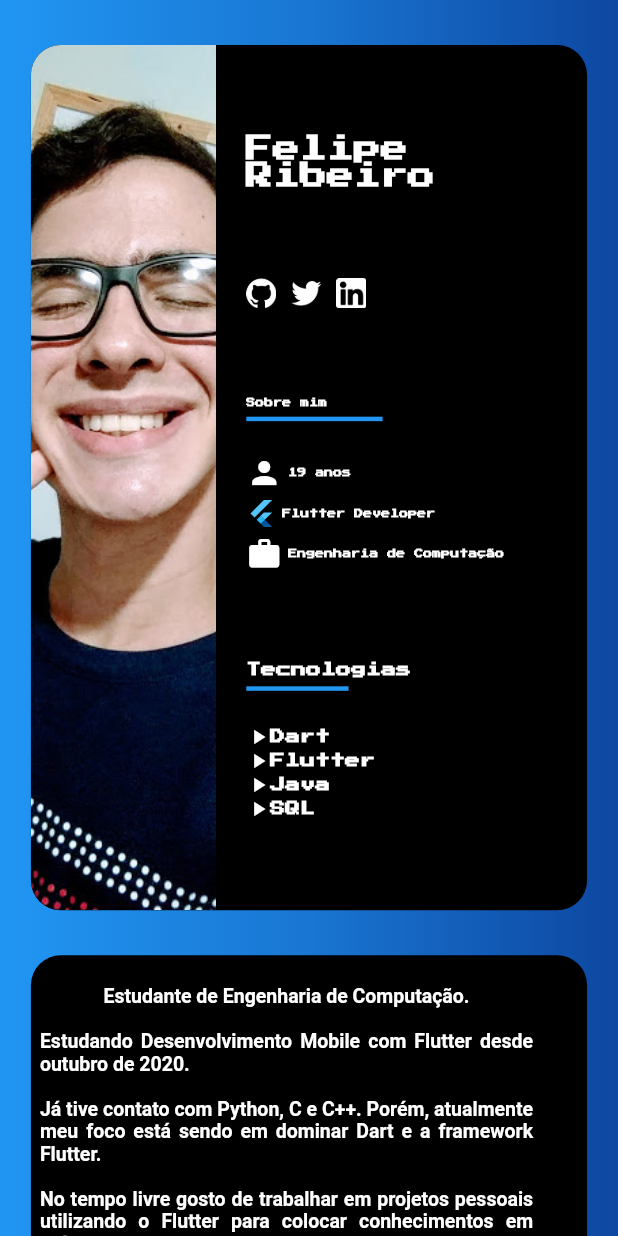
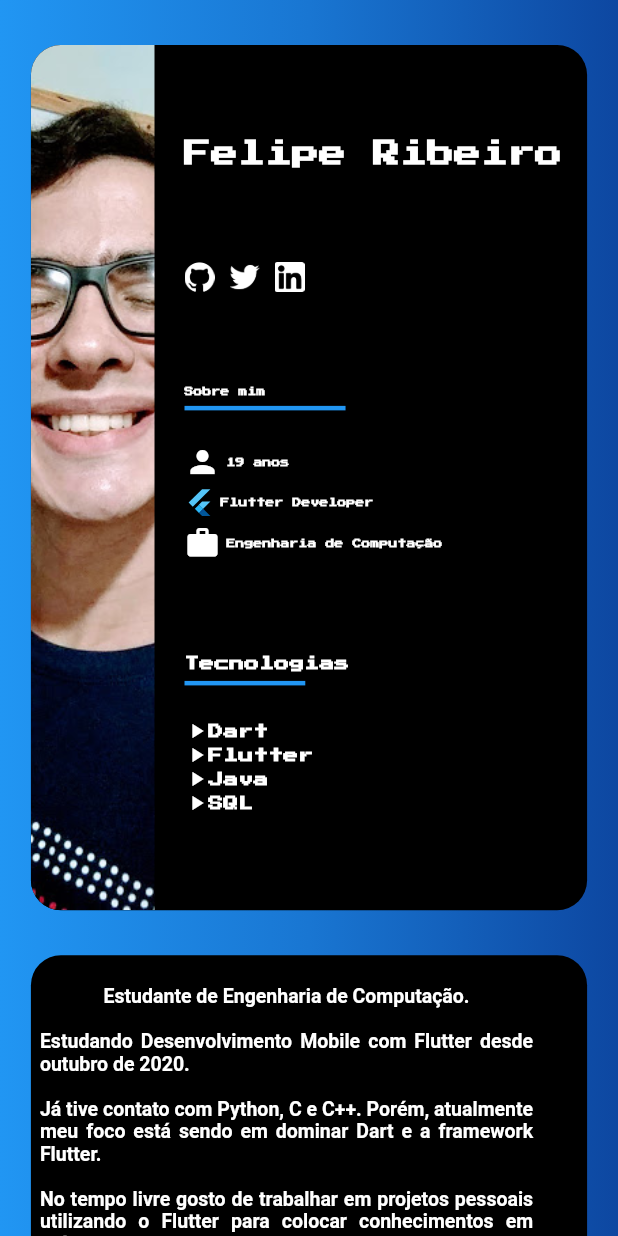
Before and after one commit to feliper2002/portfolio_dev, a Flutter app: the screen it shows after launch, on a phone screen of 412 x 824 dp. Run offline on Flutter 3.47's test engine with Material 2 defaults, Android fonts, the phone set to English and light mode, and no system bars; our stand-ins replace google_fonts; missing offline and left inert: dart:html.

Commit message:
fix responsive design

```diff
--- /dev/null
+++ b/lib/shared/constants/app_consts.dart
@@ -0,0 +1,8 @@
+import 'package:flutter/cupertino.dart';
+import 'package:flutter/material.dart';
+
+List<Color> backgroundColorsGradient = [
+  Colors.blue,
+  Colors.blue[700],
+  Colors.blue[900],
+];
--- /dev/null
+++ b/lib/shared/widgets/main_body.dart
@@ -0,0 +1,35 @@
+import 'package:feliper_developer/shared/styles/textStyles.dart';
+import '../../shared/widgets/info.dart';
+import '../../shared/widgets/socialmedia_icons.dart';
+import '../../shared/widgets/technologies.dart';
+import 'package:flutter/material.dart';
+import 'about_me.dart';
+
+class MainBody extends StatelessWidget {
+  final BoxConstraints constraints;
+
+  const MainBody({Key key, this.constraints}) : super(key: key);
+
+  @override
+  Widget build(BuildContext context) {
+    return Expanded(
+      child: Row(
+        children: [
+          Expanded(
+            child: Column(
+              mainAxisAlignment: MainAxisAlignment.spaceEvenly,
+              crossAxisAlignment: CrossAxisAlignment.start,
+              children: [
+                Text('Felipe Ribeiro', style: myNameStyle),
+                SocialMedia(mobile: false),
+                AboutMe(mobile: false),
+                Technologies(),
+              ],
+            ),
+          ),
+          myInfo(constraints, mobile: false),
+        ],
+      ),
+    );
+  }
+}
--- /dev/null
+++ b/lib/shared/widgets/profilepic.dart
@@ -0,0 +1,28 @@
+import 'package:flutter/material.dart';
+
+class ProfilePic extends StatelessWidget {
+  final BoxConstraints constraints;
+
+  const ProfilePic({Key key, this.constraints}) : super(key: key);
+
+  @override
+  Widget build(BuildContext context) {
+    return Container(
+      margin: EdgeInsets.only(right: 20),
+      height: constraints.maxHeight,
+      width: constraints.maxWidth * .2,
+      decoration: BoxDecoration(
+        borderRadius: BorderRadius.only(
+          topLeft: Radius.circular(20),
+          bottomLeft: Radius.circular(20),
+        ),
+        image: DecorationImage(
+          image: AssetImage(
+            'assets/profilepic.jpeg',
+          ),
+          fit: BoxFit.cover,
+        ),
+      ),
+    );
+  }
+}
--- a/lib/views/home/home.dart
+++ b/lib/views/home/home.dart
@@ -1,10 +1,8 @@
-import 'package:feliper_developer/shared/widgets/info.dart';
-import 'package:feliper_developer/shared/widgets/technologies.dart';
+import 'package:feliper_developer/shared/constants/app_consts.dart';
 import 'package:feliper_developer/views/mobile/mobile_home.dart';
-import 'package:feliper_developer/views/widgets/about_me.dart';
-import '../../shared/styles/textStyles.dart';
+import '../../shared/widgets/main_body.dart';
+import '../../shared/widgets/profilepic.dart';
 import 'package:flutter/material.dart';
-import '../../shared/widgets/socialmedia_icons.dart';
 
 class HomePage extends StatefulWidget {
   @override
@@ -12,14 +10,11 @@ class HomePage extends StatefulWidget {
 }
 
 class _HomePageState extends State<HomePage> {
-  bool android;
-  bool desktop;
-
   @override
   Widget build(BuildContext context) {
     return Scaffold(
       body: LayoutBuilder(builder: (context, constraints) {
-        print(constraints.maxWidth.toString()); // 1366 ---- 811
+        print(constraints.maxWidth.toString());
         return Container(
           height: constraints.maxHeight,
           width: constraints.maxWidth,
@@ -27,14 +22,10 @@ class _HomePageState extends State<HomePage> {
             gradient: LinearGradient(
               begin: Alignment.centerLeft,
               end: Alignment.centerRight,
-              colors: [
-                Colors.blue,
-                Colors.blue[700],
-                Colors.blue[900],
-              ],
+              colors: backgroundColorsGradient,
             ),
           ),
-          child: (constraints.maxWidth > 1070)
+          child: (constraints.maxWidth > 1060)
               ? Center(
                   child: Container(
                     height: constraints.maxHeight * .7,
@@ -46,43 +37,8 @@ class _HomePageState extends State<HomePage> {
                     child: Row(
                       mainAxisAlignment: MainAxisAlignment.start,
                       children: [
-                        Container(
-                          margin: EdgeInsets.only(right: 20),
-                          height: constraints.maxHeight,
-                          width: constraints.maxWidth * .2,
-                          decoration: BoxDecoration(
-                            borderRadius: BorderRadius.only(
-                              topLeft: Radius.circular(20),
-                              bottomLeft: Radius.circular(20),
-                            ),
-                            image: DecorationImage(
-                              image: AssetImage(
-                                'assets/profilepic.jpeg',
-                              ),
-                              fit: BoxFit.cover,
-                            ),
-                          ),
-                        ),
-                        Expanded(
-                          child: Row(
-                            children: [
-                              Expanded(
-                                child: Column(
-                                  mainAxisAlignment:
-                                      MainAxisAlignment.spaceEvenly,
-                                  crossAxisAlignment: CrossAxisAlignment.start,
-                                  children: [
-                                    Text('Felipe Ribeiro', style: myNameStyle),
-                                    SocialMedia(mobile: false),
-                                    AboutMe(mobile: false),
-                                    Technologies(),
-                                  ],
-                                ),
-                              ),
-                              myInfo(constraints, mobile: false),
-                            ],
-                          ),
-                        ),
+                        ProfilePic(constraints: constraints),
+                        MainBody(constraints: constraints),
                       ],
                     ),
                   ),
--- /dev/null
+++ b/lib/views/mobile/main_mobile_body.dart
@@ -0,0 +1,23 @@
+import 'package:feliper_developer/shared/styles/textStyles.dart';
+import 'package:feliper_developer/shared/widgets/about_me.dart';
+import 'package:feliper_developer/shared/widgets/socialmedia_icons.dart';
+import 'package:feliper_developer/shared/widgets/technologies.dart';
+import 'package:flutter/material.dart';
+
+class MainMobileBody extends StatelessWidget {
+  @override
+  Widget build(BuildContext context) {
+    return Expanded(
+      child: Column(
+        mainAxisAlignment: MainAxisAlignment.spaceEvenly,
+        crossAxisAlignment: CrossAxisAlignment.start,
+        children: [
+          Text('Felipe Ribeiro', style: myNameStyleMobile),
+          SocialMedia(mobile: true),
+          AboutMe(mobile: true),
+          Technologies(),
+        ],
+      ),
+    );
+  }
+}
--- a/lib/views/mobile/mobile_home.dart
+++ b/lib/views/mobile/mobile_home.dart
@@ -1,10 +1,10 @@
-import 'package:feliper_developer/shared/styles/textStyles.dart';
-import 'package:feliper_developer/shared/widgets/info.dart';
-import 'package:feliper_developer/shared/widgets/socialmedia_icons.dart';
-import 'package:feliper_developer/shared/widgets/technologies.dart';
+import 'package:feliper_developer/shared/constants/app_consts.dart';
+import 'package:feliper_developer/views/mobile/main_mobile_body.dart';
+import 'package:feliper_developer/shared/widgets/profilepic.dart';
 import 'package:feliper_developer/views/home/home.dart';
-import 'package:feliper_developer/views/widgets/about_me.dart';
 import 'package:flutter/material.dart';
+
+import 'mobile_info_col.dart';
 
 class MobileHome extends StatefulWidget {
   @override
@@ -12,13 +12,13 @@ class MobileHome extends StatefulWidget {
 }
 
 class _MobileHomeState extends State<MobileHome> {
-  bool mobileC = true;
+  bool mobile = true;
 
   @override
   Widget build(BuildContext context) {
     return Scaffold(
       body: LayoutBuilder(builder: (context, constraints) {
-        print(constraints.maxWidth.toString()); // 1366 ---- 811
+        print(constraints.maxWidth.toString());
         return Container(
           height: constraints.maxHeight,
           width: constraints.maxWidth,
@@ -26,14 +26,10 @@ class _MobileHomeState extends State<MobileHome> {
             gradient: LinearGradient(
               begin: Alignment.centerLeft,
               end: Alignment.centerRight,
-              colors: [
-                Colors.blue,
-                Colors.blue[700],
-                Colors.blue[900],
-              ],
+              colors: backgroundColorsGradient,
             ),
           ),
-          child: (constraints.maxWidth < 1366)
+          child: (constraints.maxWidth < 1060)
               ? SingleChildScrollView(
                   child: Center(
                     child: Column(
@@ -49,54 +45,14 @@ class _MobileHomeState extends State<MobileHome> {
                           child: Row(
                             mainAxisAlignment: MainAxisAlignment.start,
                             children: [
-                              Container(
-                                margin: EdgeInsets.only(right: 20),
-                                height: constraints.maxHeight,
-                                width: constraints.maxWidth * .3,
-                                decoration: BoxDecoration(
-                                  borderRadius: BorderRadius.only(
-                                    topLeft: Radius.circular(20),
-                                    bottomLeft: Radius.circular(20),
-                                  ),
-                                  image: DecorationImage(
-                                    image: AssetImage(
-                                      'assets/profilepic.jpeg',
-                                    ),
-                                    fit: BoxFit.cover,
-                                  ),
-                                ),
-                              ),
-                              Expanded(
-                                child: Column(
-                                  mainAxisAlignment:
-                                      MainAxisAlignment.spaceEvenly,
-                                  crossAxisAlignment: CrossAxisAlignment.start,
-                                  children: [
-                                    Text('Felipe Ribeiro',
-                                        style: myNameStyleMobile),
-                                    SocialMedia(mobile: true),
-                                    AboutMe(mobile: true),
-                                    Technologies(),
-                                  ],
-                                ),
-                              ),
+                              ProfilePic(constraints: constraints),
+                              MainMobileBody(),
                             ],
                           ),
                         ),
-                        Container(
-                          margin: EdgeInsets.only(
-                              top: 30, bottom: mobileC ? 30 : 1),
-                          height: constraints.maxHeight * .7,
-                          width: constraints.maxWidth * .9,
-                          decoration: BoxDecoration(
-                            borderRadius: BorderRadius.circular(20),
-                            color: Colors.black,
-                          ),
-                          child: Column(
-                            children: [
-                              myInfo(constraints, mobile: true),
-                            ],
-                          ),
+                        MobileInfoColumn(
+                          mobileC: mobile,
+                          constraints: constraints,
                         ),
                       ],
                     ),
--- /dev/null
+++ b/lib/views/mobile/mobile_info_col.dart
@@ -0,0 +1,28 @@
+import 'package:feliper_developer/shared/widgets/info.dart';
+import 'package:flutter/material.dart';
+
+class MobileInfoColumn extends StatelessWidget {
+  final bool mobileC;
+  final BoxConstraints constraints;
+
+  const MobileInfoColumn({Key key, this.mobileC, this.constraints})
+      : super(key: key);
+
+  @override
+  Widget build(BuildContext context) {
+    return Container(
+      margin: EdgeInsets.only(top: 30, bottom: mobileC ? 30 : 1),
+      height: constraints.maxHeight * .7,
+      width: constraints.maxWidth * .9,
+      decoration: BoxDecoration(
+        borderRadius: BorderRadius.circular(20),
+        color: Colors.black,
+      ),
+      child: Column(
+        children: [
+          myInfo(constraints, mobile: true),
+        ],
+      ),
+    );
+  }
+}
```
Also changed, not shown: lib/shared/widgets/about_me.dart (renamed from lib/views/widgets/about_me.dart).
